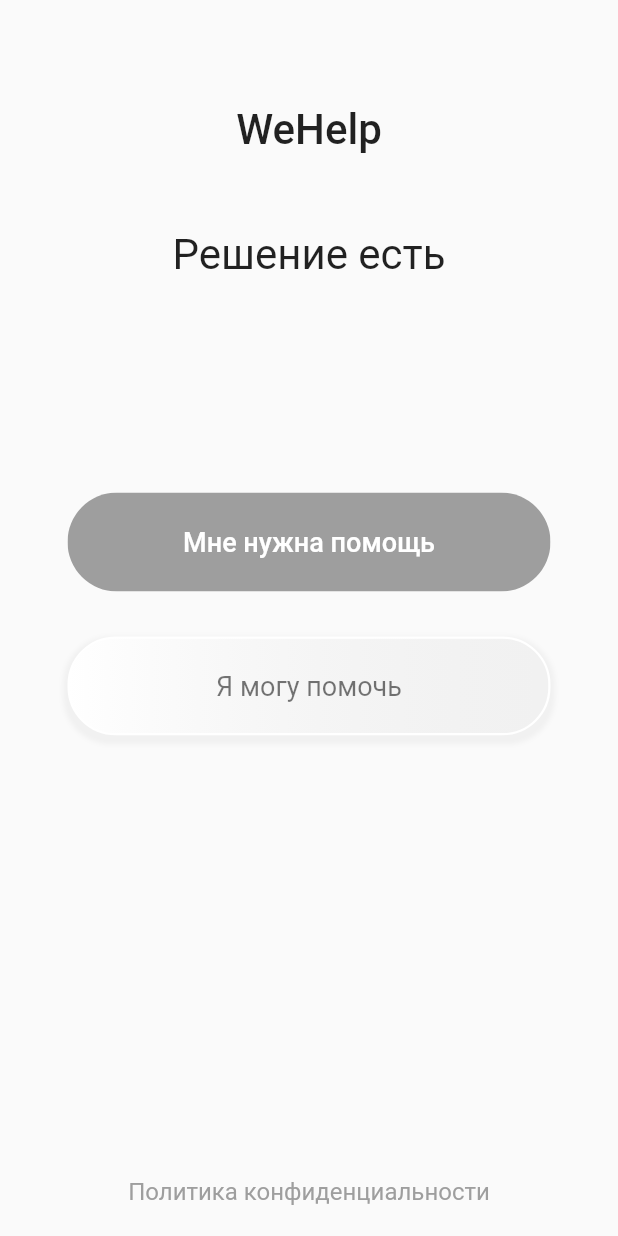
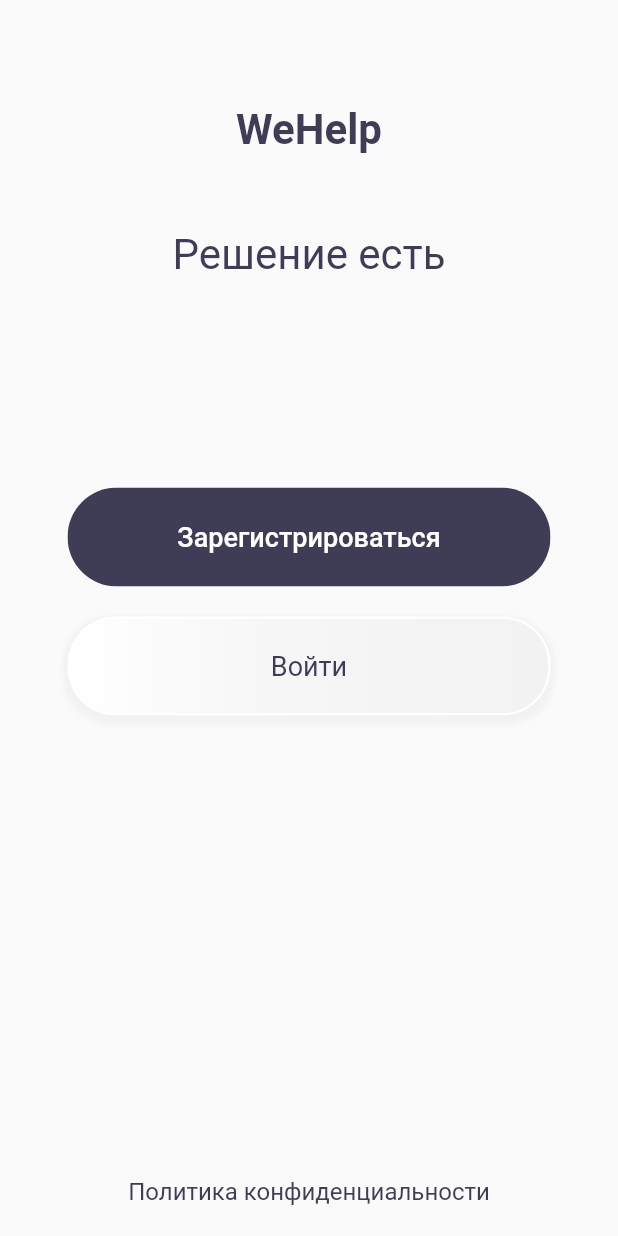
Before and after one commit to ars-kalinichenko/WeHelp, a Flutter app: the screen it shows after launch, on a phone screen of 412 x 824 dp. Run offline on Flutter 3.47's test engine with Material 2 defaults, Android fonts, the phone set to English and light mode, and no system bars; Roboto replaces fonts that are missing (Montserrat).

Commit message:
Added app theme

```diff
--- a/we_help/lib/Screens/HomeCustomer/components/body.dart
+++ b/we_help/lib/Screens/HomeCustomer/components/body.dart
@@ -4,8 +4,6 @@
 import 'package:we_help/Screens/Search/search_screen.dart';
 import 'package:we_help/components/rounded_button.dart';
 import 'package:we_help/components/rounded_input_field.dart';
-
-import '../../../constants.dart';
 
 class Body extends StatelessWidget {
   @override
@@ -60,18 +58,14 @@
                   padding: EdgeInsets.only(top: 50, left: 30),
                   child: Text("Сотни людей уже \nготовы помочь вам",
                       textAlign: TextAlign.left,
-                      style: TextStyle(
-                          fontSize: HeadersFontSize,
-                          fontFamily: PrimaryFontFamily)),
+                      style: Theme.of(context).textTheme.headline1),
                 ),
                 SizedBox(height: 40.0),
                 Container(
                   padding: EdgeInsets.only(left: 30),
                   child: Text("Опишите вашу проблему \nв 5 - 10 словах",
-                      textAlign: TextAlign.left,
-                      style: TextStyle(
-                          fontSize: TextFontSize,
-                          fontFamily: PrimaryFontFamily)),
+                    textAlign: TextAlign.left,
+                  ),
                 ),
               ],
             ),
--- a/we_help/lib/Screens/PrivacyPolicy/privacy_screen.dart
+++ b/we_help/lib/Screens/PrivacyPolicy/privacy_screen.dart
@@ -3,7 +3,6 @@
 import 'package:flutter/material.dart';
 import 'package:flutter/services.dart';
 import 'package:we_help/components/behavior_elements.dart';
-import 'package:we_help/constants.dart';
 
 PrivacyState pageState;
 
@@ -48,11 +47,8 @@
                 child: ScrollConfiguration(
                   behavior: PagingBehavior(),
                   child: SingleChildScrollView(
-                    child: Text(
-                      privacyText,
-                      style: TextStyle(
-                          fontSize: TextFontSize, color: PrimaryColorMainText),
-                    ),
+                    child: Text(privacyText,
+                        style: Theme.of(context).textTheme.bodyText2),
                   ),
                 ),
               ),
--- a/we_help/lib/Screens/Welcome/components/body.dart
+++ b/we_help/lib/Screens/Welcome/components/body.dart
@@ -5,8 +5,6 @@
 import 'package:we_help/Screens/PrivacyPolicy/privacy_screen.dart';
 import 'package:we_help/components/rounded_button.dart';
 import 'package:we_help/components/rounded_gradient_button.dart';
-
-import '../../../constants.dart';
 
 class Body extends StatelessWidget {
   @override
@@ -48,18 +46,16 @@
                   padding: EdgeInsets.only(top: 70),
                   child: Text('WeHelp',
                       textAlign: TextAlign.center,
-                      style: TextStyle(
-                          fontSize: HeadersFontSize,
-                          fontFamily: PrimaryFontFamily,
-                          fontWeight: FontWeight.w500)),
+                      style: Theme.of(context).textTheme.headline1),
                 ),
                 SizedBox(height: 50.0),
                 Container(
                   child: Text('Решение есть',
                       textAlign: TextAlign.center,
-                      style: TextStyle(
-                          fontSize: HeadersFontSize,
-                          fontFamily: PrimaryFontFamily)),
+                      style: Theme
+                          .of(context)
+                          .textTheme
+                          .headline2),
                 ),
               ],
             ),
@@ -69,9 +65,11 @@
               child: Column(
                 children: <Widget>[
                   RoundedButton(
-                      text: "Мне нужна помощь",
-                      color: PrimaryColor,
-                      textColor: PrimaryColorLight,
+                      text: "Зарегистрироваться",
+                      color: Theme
+                          .of(context)
+                          .primaryColor,
+                      textColor: Colors.white,
                       width: 0.9,
                       height: 0.08,
                       press: () {
@@ -86,10 +84,12 @@
                       }),
                   SizedBox(height: 20.0),
                   RoundedGradientButton(
-                      text: "Я могу помочь",
+                      text: "Войти",
                       press: () {},
                       color: Colors.transparent,
-                      textColor: PrimaryColor)
+                      textColor: Theme
+                          .of(context)
+                          .primaryColor)
                 ],
               )),
           SizedBox(height: 30),
@@ -109,10 +109,10 @@
                 },
                 child: Text(
                   'Политика конфиденциальности',
-                  style: TextStyle(
-                      color: PrimaryColor,
-                      fontSize: TextFontSize,
-                      fontFamily: PrimaryFontFamily),
+                  style: Theme
+                      .of(context)
+                      .textTheme
+                      .bodyText2,
                 ),
               ))
         ])));
--- /dev/null
+++ b/we_help/lib/Themes/app_theme.dart
@@ -0,0 +1,40 @@
+import 'package:flutter/material.dart';
+
+const PrimaryColor = Color(0xFF3F3D56);
+const AccentColor = Colors.grey;
+
+ThemeData appLightTheme = ThemeData.light().copyWith(
+  primaryColor: PrimaryColor,
+  accentColor: AccentColor,
+  // Define the default brightness and colors.
+  brightness: Brightness.light,
+  // Define the default font family.
+  // Define the default TextTheme. Use this to specify the default
+  // text styling for headlines, titles, bodies of text, and more.
+  textTheme: TextTheme(
+      headline1: TextStyle(
+          fontSize: 28.0,
+          fontWeight: FontWeight.w600,
+          fontFamily: "Montserrat",
+          color: PrimaryColor),
+      headline2: TextStyle(
+          fontSize: 28.0,
+          fontWeight: FontWeight.w400,
+          fontFamily: "Montserrat",
+          color: PrimaryColor),
+      headline3: TextStyle(
+          fontSize: 28.0,
+          fontWeight: FontWeight.w500,
+          fontFamily: "Montserrat",
+          color: PrimaryColor),
+      bodyText1: TextStyle(
+          fontSize: 16.0,
+          fontWeight: FontWeight.normal,
+          fontFamily: "Montserrat",
+          color: PrimaryColor),
+      bodyText2: TextStyle(
+          fontSize: 16.0,
+          fontWeight: FontWeight.normal,
+          fontFamily: "Montserrat",
+          color: PrimaryColor)),
+);
--- a/we_help/lib/components/behavior_elements.dart
+++ b/we_help/lib/components/behavior_elements.dart
@@ -1,6 +1,7 @@
 import 'package:flutter/material.dart';
 
 class PagingBehavior extends ScrollBehavior {
+  /// Overrides the default scroll animation, removes the effect when scrolling to the end.
   @override
   Widget buildViewportChrome(
       BuildContext context, Widget child, AxisDirection axisDirection) {
--- a/we_help/lib/components/rounded_button.dart
+++ b/we_help/lib/components/rounded_button.dart
@@ -1,5 +1,4 @@
 import 'package:flutter/material.dart';
-import 'package:we_help/constants.dart';
 
 class RoundedButton extends StatelessWidget {
   final String text; // Text in button
@@ -7,6 +6,7 @@
   final double height; // Relative value for adaptive height
   final Function press; // Function that will fire when clicked
   final Color color, textColor; // Button color and text color
+  final double fontSize;
 
   const RoundedButton({
     Key key,
@@ -16,13 +16,13 @@
     this.press,
     this.color = Colors.white,
     this.textColor = Colors.black,
+    this.fontSize = 18,
   }) : super(key: key);
 
   @override
   Widget build(BuildContext context) {
     Size size = MediaQuery.of(context).size;
     Container container = Container(
-      margin: EdgeInsets.symmetric(vertical: 10),
       width: size.width * width,
       height: size.height * height,
       child: ClipRRect(
@@ -33,10 +33,7 @@
           onPressed: press,
           child: Text(
             text,
-            style: TextStyle(
-                color: textColor,
-                fontSize: SubheadingFontSize,
-                fontFamily: PrimaryFontFamily),
+            style: TextStyle(color: textColor, fontSize: fontSize),
           ),
         ),
       ),
--- a/we_help/lib/components/rounded_gradient_button.dart
+++ b/we_help/lib/components/rounded_gradient_button.dart
@@ -7,6 +7,7 @@
   final Function press; // Function that will fire when clicked
   final Color color, textColor; // Button color and text color
   final double border;
+  final double textSize;
 
   const RoundedGradientButton(
       {Key key,
@@ -16,7 +17,8 @@
       this.press,
       this.color = Colors.white,
       this.textColor = Colors.black,
-      this.border = 1.5})
+      this.border = 1.5,
+      this.textSize = 18})
       : super(key: key);
 
   @override
@@ -38,7 +40,7 @@
                 color: Colors.white, style: BorderStyle.solid, width: border),
             boxShadow: [
               BoxShadow(
-                color: Colors.grey.withOpacity(0.1),
+                color: Colors.grey.withOpacity(0.09),
                 spreadRadius: 3,
                 blurRadius: 2,
                 offset: Offset(0, 3),
@@ -52,8 +54,8 @@
               text,
               textAlign: TextAlign.center,
               style: TextStyle(
-                color: Colors.black54,
-                fontSize: 18,
+                color: textColor,
+                fontSize: textSize,
               ),
             ),
           ),
--- a/we_help/lib/components/rounded_input_field.dart
+++ b/we_help/lib/components/rounded_input_field.dart
@@ -1,9 +1,8 @@
 import 'package:flutter/cupertino.dart';
 import 'package:flutter/material.dart';
 import 'package:we_help/components/text_field_container.dart';
-import 'package:we_help/constants.dart';
 
-// TODO: fix text aligment
+// TODO: fix text alignment
 class RoundedInputField extends StatelessWidget {
   final String hintText;
   final IconData icon;
@@ -11,6 +10,7 @@
   final TextCapitalization keyboardMode;
   final String startText;
   final double height;
+  final Color primaryColor;
 
   const RoundedInputField(
       {Key key,
@@ -19,7 +19,8 @@
       this.onChanged,
       this.keyboardMode = TextCapitalization.none,
       this.startText = "",
-      this.height = 0.07})
+      this.height = 0.07,
+      this.primaryColor = Colors.black})
       : super(key: key);
 
   @override
@@ -31,14 +32,15 @@
     return TextFieldContainer(
       height: height,
       child: TextField(
+        textAlignVertical: TextAlignVertical.center,
         onChanged: onChanged,
         controller: controller,
-        cursorColor: PrimaryColor,
+        cursorColor: primaryColor,
         textCapitalization: keyboardMode,
         decoration: InputDecoration(
           icon: Icon(
             icon,
-            color: PrimaryColor,
+            color: primaryColor,
           ),
           hintText: hintText,
           border: InputBorder.none,
--- a/we_help/lib/components/text_field_container.dart
+++ b/we_help/lib/components/text_field_container.dart
@@ -1,6 +1,4 @@
 import 'package:flutter/material.dart';
-
-import '../constants.dart';
 
 class TextFieldContainer extends StatelessWidget {
   final Widget child;
@@ -22,11 +20,11 @@
       width: size.width * width,
       height: size.height * height,
       decoration: BoxDecoration(
-          color: PrimaryColorLight,
+          color: Colors.white,
           borderRadius:
               BorderRadius.only(bottomRight: const Radius.circular(70.0)),
           border: Border.all(
-              color: PrimaryColor, style: BorderStyle.solid, width: 1.5)),
+              color: Colors.black, style: BorderStyle.solid, width: 1.5)),
       child: child,
     );
   }
--- a/we_help/lib/constants.dart
+++ /dev/null
@@ -1,9 +0,0 @@
-import 'package:flutter/material.dart';
-
-const PrimaryColor = Colors.grey;
-const PrimaryColorMainText = Colors.black;
-const PrimaryColorLight = Colors.white;
-const PrimaryFontFamily = "Montserrat";
-const HeadersFontSize = 28.0;
-const SubheadingFontSize = 18.0;
-const TextFontSize = 16.0;
--- a/we_help/lib/main.dart
+++ b/we_help/lib/main.dart
@@ -1,7 +1,7 @@
 import 'package:flutter/material.dart';
 import 'package:we_help/Screens/Welcome/welcome_screen.dart';
-import 'package:we_help/constants.dart';
 
+import 'Themes/app_theme.dart';
 import 'components/behavior_elements.dart';
 
 void main() {
@@ -12,25 +12,11 @@
   // This widget is the root of your application.
   @override
   Widget build(BuildContext context) {
+    print(appLightTheme.textTheme);
     return MaterialApp(
         title: 'WeHelp',
         debugShowCheckedModeBanner: false,
-        theme: ThemeData(
-          // This is the theme of your application.
-          //
-          // Try running your application with "flutter run". You'll see the
-          // application has a blue toolbar. Then, without quitting the app, try
-          // changing the primarySwatch below to Colors.green and then invoke
-          // "hot reload" (press "r" in the console where you ran "flutter run",
-          // or simply save your changes to "hot reload" in a Flutter IDE).
-          // Notice that the counter didn't reset back to zero; the application
-          // is not restarted.
-          primarySwatch: PrimaryColor,
-          // This makes the visual density adapt to the platform that you run
-          // the app on. For desktop platforms, the controls will be smaller and
-          // closer together (more dense) than on mobile platforms.
-          visualDensity: VisualDensity.adaptivePlatformDensity,
-        ),
+        theme: appLightTheme,
         builder: (context, child) {
           return ScrollConfiguration(
             behavior: PagingBehavior(),
--- a/we_help/lib/services/debouncer.dart
+++ b/we_help/lib/services/debouncer.dart
@@ -3,6 +3,8 @@
 import 'package:flutter/material.dart';
 
 class Debouncer {
+  /// Adds the time between the change in demand from the user and the sending of this request to the server.
+  /// Necessary, as without this, requests will be sent more often.
   final int milliseconds;
   VoidCallback action;
   Timer _timer;
```
Also changed, not shown: we_help/lib/services/rest_api.dart (line endings or trailing spaces).
